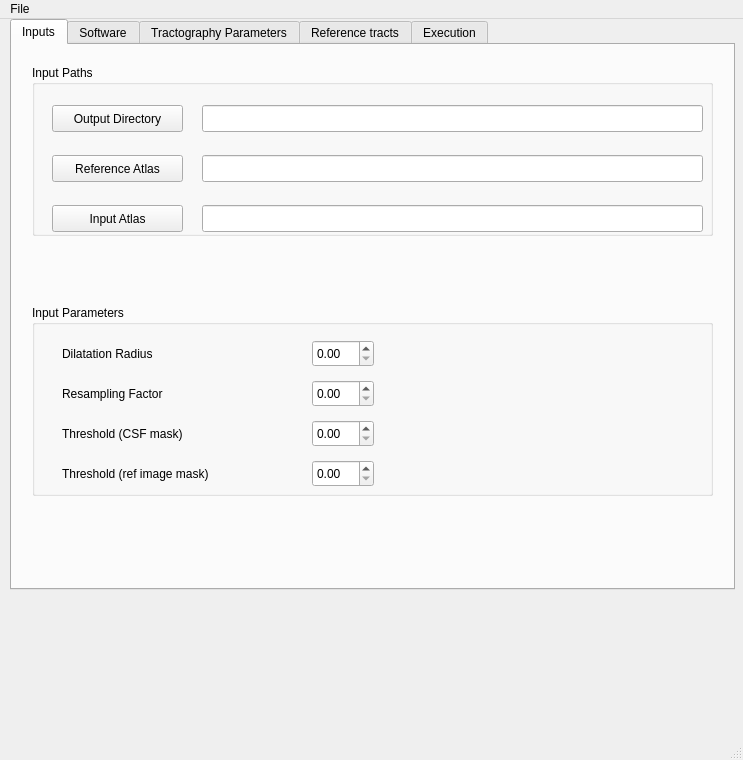
First picture: the form in AutoTract.ui, repository wendyuu/AutoTract, before the edit.
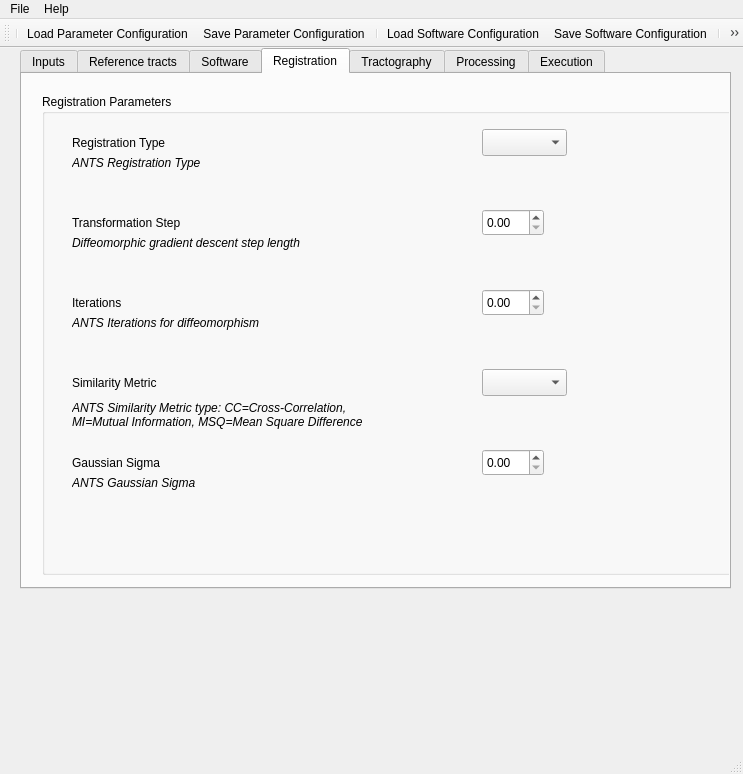
Second picture: the form after the edit. The open tabs and pages were chosen to show the change. Icons and pictures are not drawn.

Commit message: ENH: SEMMacro used to parse cli arguments. STYLE: UI tweaked (registration and process tab added) BUG: icons not displayed anymore in the UI.

```diff
--- a/AutoTract.ui
+++ b/AutoTract.ui
@@ -7,7 +7,7 @@
     <x>0</x>
     <y>0</y>
     <width>743</width>
-    <height>760</height>
+    <height>774</height>
    </rect>
   </property>
   <property name="windowTitle">
@@ -17,10 +17,10 @@
    <widget class="QTabWidget" name="tabWidget">
     <property name="geometry">
      <rect>
-      <x>10</x>
+      <x>20</x>
       <y>0</y>
-      <width>725</width>
-      <height>571</height>
+      <width>711</width>
+      <height>541</height>
      </rect>
     </property>
     <property name="currentIndex">
@@ -36,7 +36,7 @@
         <x>20</x>
         <y>20</y>
         <width>681</width>
-        <height>191</height>
+        <height>181</height>
        </rect>
       </property>
       <widget class="QGroupBox" name="input_path_groupBox">
@@ -45,7 +45,7 @@
          <x>0</x>
          <y>0</y>
          <width>681</width>
-         <height>171</height>
+         <height>181</height>
         </rect>
        </property>
        <property name="title">
@@ -56,12 +56,12 @@
          <rect>
           <x>20</x>
           <y>90</y>
-          <width>131</width>
+          <width>211</width>
           <height>27</height>
          </rect>
         </property>
         <property name="text">
-         <string>Reference Atlas</string>
+         <string>Input WM Mask (optional)</string>
         </property>
        </widget>
        <widget class="QPushButton" name="input_atlas_pushButton">
@@ -69,20 +69,20 @@
          <rect>
           <x>20</x>
           <y>140</y>
-          <width>131</width>
+          <width>211</width>
           <height>27</height>
          </rect>
         </property>
         <property name="text">
-         <string>Input Atlas</string>
+         <string>Input CSF Mask (optional)</string>
         </property>
        </widget>
        <widget class="QPushButton" name="output_dir_pushButton">
         <property name="geometry">
          <rect>
           <x>20</x>
-          <y>40</y>
-          <width>131</width>
+          <y>30</y>
+          <width>211</width>
           <height>27</height>
          </rect>
         </property>
@@ -93,146 +93,118 @@
        <widget class="QLineEdit" name="para_output_dir_lineEdit">
         <property name="geometry">
          <rect>
-          <x>170</x>
-          <y>40</y>
-          <width>501</width>
+          <x>250</x>
+          <y>30</y>
+          <width>421</width>
           <height>27</height>
          </rect>
         </property>
        </widget>
-       <widget class="QLineEdit" name="para_ref_atlas_lineEdit">
+      </widget>
+     </widget>
+    </widget>
+    <widget class="QWidget" name="reference_tracts_tab">
+     <attribute name="title">
+      <string>Reference tracts</string>
+     </attribute>
+     <widget class="QWidget" name="tracts_dir_widget" native="true">
+      <property name="geometry">
+       <rect>
+        <x>20</x>
+        <y>20</y>
+        <width>681</width>
+        <height>91</height>
+       </rect>
+      </property>
+      <widget class="QGroupBox" name="tracts_dir_groupBox">
+       <property name="geometry">
+        <rect>
+         <x>0</x>
+         <y>0</y>
+         <width>685</width>
+         <height>91</height>
+        </rect>
+       </property>
+       <property name="title">
+        <string>Reference Tracts Directory</string>
+       </property>
+       <widget class="QPushButton" name="tracts_dir_pushButton">
         <property name="geometry">
          <rect>
-          <x>170</x>
-          <y>90</y>
-          <width>501</width>
+          <x>17</x>
+          <y>40</y>
+          <width>127</width>
           <height>27</height>
          </rect>
         </property>
        </widget>
-       <widget class="QLineEdit" name="para_input_atlas_lineEdit">
+       <widget class="QLineEdit" name="para_tracts_dir_lineEdit">
         <property name="geometry">
          <rect>
-          <x>170</x>
-          <y>140</y>
-          <width>501</width>
+          <x>151</x>
+          <y>40</y>
+          <width>525</width>
           <height>27</height>
          </rect>
         </property>
        </widget>
       </widget>
      </widget>
-     <widget class="QWidget" name="input_parameters_widget" native="true">
+     <widget class="QWidget" name="ref_tracts_widget" native="true">
       <property name="geometry">
        <rect>
         <x>20</x>
-        <y>260</y>
+        <y>120</y>
         <width>681</width>
-        <height>191</height>
+        <height>371</height>
        </rect>
       </property>
-      <widget class="QGroupBox" name="input_parameters_groupBox">
+      <widget class="QGroupBox" name="ref_tracts_groupBox">
        <property name="geometry">
         <rect>
          <x>0</x>
          <y>0</y>
          <width>681</width>
-         <height>191</height>
+         <height>371</height>
         </rect>
        </property>
        <property name="title">
-        <string>Input Parameters</string>
+        <string>Reference Tracts</string>
        </property>
-       <widget class="QLabel" name="dilatation_radius_label">
+       <widget class="QListWidget" name="para_ref_tracts_listWidget">
         <property name="geometry">
          <rect>
-          <x>30</x>
-          <y>40</y>
-          <width>111</width>
-          <height>17</height>
+          <x>10</x>
+          <y>30</y>
+          <width>371</width>
+          <height>331</height>
          </rect>
         </property>
-        <property name="text">
-         <string>Dilatation Radius</string>
-        </property>
        </widget>
-       <widget class="QLabel" name="resampling_factor_label">
+       <widget class="QPushButton" name="check_all_tracts_pushButton">
         <property name="geometry">
          <rect>
-          <x>30</x>
-          <y>80</y>
-          <width>121</width>
-          <height>17</height>
+          <x>430</x>
+          <y>150</y>
+          <width>141</width>
+          <height>27</height>
          </rect>
         </property>
         <property name="text">
-         <string>Resampling Factor</string>
+         <string>Checks All Tracts</string>
         </property>
        </widget>
-       <widget class="QLabel" name="threshold_csf_label">
+       <widget class="QPushButton" name="uncheck_all_tracts_pushButton">
         <property name="geometry">
          <rect>
-          <x>30</x>
-          <y>120</y>
-          <width>151</width>
-          <height>17</height>
-         </rect>
-        </property>
-        <property name="text">
-         <string>Threshold (CSF mask)</string>
-        </property>
-       </widget>
-       <widget class="QLabel" name="threshold_ref_image_label">
-        <property name="geometry">
-         <rect>
-          <x>30</x>
-          <y>160</y>
-          <width>191</width>
-          <height>17</height>
-         </rect>
-        </property>
-        <property name="text">
-         <string>Threshold (ref image mask)</string>
-        </property>
-       </widget>
-       <widget class="QDoubleSpinBox" name="para_dilatation_radius_spinBox">
-        <property name="geometry">
-         <rect>
-          <x>280</x>
-          <y>35</y>
-          <width>62</width>
+          <x>430</x>
+          <y>220</y>
+          <width>141</width>
           <height>27</height>
          </rect>
         </property>
-       </widget>
-       <widget class="QDoubleSpinBox" name="para_resampling_factor_spinBox">
-        <property name="geometry">
-         <rect>
-          <x>280</x>
-          <y>75</y>
-          <width>62</width>
-          <height>27</height>
-         </rect>
-        </property>
-       </widget>
-       <widget class="QDoubleSpinBox" name="para_threshold_csf_spinBox">
-        <property name="geometry">
-         <rect>
-          <x>280</x>
-          <y>115</y>
-          <width>62</width>
-          <height>27</height>
-         </rect>
-        </property>
-       </widget>
-       <widget class="QDoubleSpinBox" name="para_threshold_ref_image_spinBox">
-        <property name="geometry">
-         <rect>
-          <x>280</x>
-          <y>155</y>
-          <width>62</width>
-          <height>27</height>
-         </rect>
+        <property name="text">
+         <string>Uncheck All Tracts</string>
         </property>
        </widget>
       </widget>
@@ -662,9 +634,243 @@
       </widget>
      </widget>
     </widget>
+    <widget class="QWidget" name="registration_tab">
+     <attribute name="title">
+      <string>Registration</string>
+     </attribute>
+     <widget class="QWidget" name="registration_parameters_widget" native="true">
+      <property name="geometry">
+       <rect>
+        <x>20</x>
+        <y>20</y>
+        <width>691</width>
+        <height>481</height>
+       </rect>
+      </property>
+      <widget class="QGroupBox" name="registration_parameters_groupBox">
+       <property name="geometry">
+        <rect>
+         <x>0</x>
+         <y>0</y>
+         <width>691</width>
+         <height>481</height>
+        </rect>
+       </property>
+       <property name="title">
+        <string>Registration Parameters</string>
+       </property>
+       <widget class="QLabel" name="registration_type_label">
+        <property name="geometry">
+         <rect>
+          <x>30</x>
+          <y>40</y>
+          <width>121</width>
+          <height>17</height>
+         </rect>
+        </property>
+        <property name="text">
+         <string>Registration Type</string>
+        </property>
+       </widget>
+       <widget class="QLabel" name="transformation_step_label">
+        <property name="geometry">
+         <rect>
+          <x>30</x>
+          <y>120</y>
+          <width>141</width>
+          <height>17</height>
+         </rect>
+        </property>
+        <property name="text">
+         <string>Transformation Step</string>
+        </property>
+       </widget>
+       <widget class="QLabel" name="iterations_label">
+        <property name="geometry">
+         <rect>
+          <x>30</x>
+          <y>200</y>
+          <width>71</width>
+          <height>17</height>
+         </rect>
+        </property>
+        <property name="text">
+         <string>Iterations</string>
+        </property>
+       </widget>
+       <widget class="QLabel" name="similarity_metric_label">
+        <property name="geometry">
+         <rect>
+          <x>30</x>
+          <y>280</y>
+          <width>111</width>
+          <height>17</height>
+         </rect>
+        </property>
+        <property name="text">
+         <string>Similarity Metric</string>
+        </property>
+       </widget>
+       <widget class="QLabel" name="gaussian_sigma_label">
+        <property name="geometry">
+         <rect>
+          <x>30</x>
+          <y>360</y>
+          <width>111</width>
+          <height>17</height>
+         </rect>
+        </property>
+        <property name="text">
+         <string>Gaussian Sigma</string>
+        </property>
+       </widget>
+       <widget class="QComboBox" name="para_registration_type_comboBox">
+        <property name="geometry">
+         <rect>
+          <x>440</x>
+          <y>35</y>
+          <width>85</width>
+          <height>27</height>
+         </rect>
+        </property>
+       </widget>
+       <widget class="QComboBox" name="para_similarity_metric_comboBox">
+        <property name="geometry">
+         <rect>
+          <x>440</x>
+          <y>275</y>
+          <width>85</width>
+          <height>27</height>
+         </rect>
+        </property>
+       </widget>
+       <widget class="QDoubleSpinBox" name="para_transformation_step_spinBox">
+        <property name="geometry">
+         <rect>
+          <x>440</x>
+          <y>115</y>
+          <width>62</width>
+          <height>27</height>
+         </rect>
+        </property>
+       </widget>
+       <widget class="QDoubleSpinBox" name="para_iterations_spinBox">
+        <property name="geometry">
+         <rect>
+          <x>440</x>
+          <y>195</y>
+          <width>62</width>
+          <height>27</height>
+         </rect>
+        </property>
+       </widget>
+       <widget class="QDoubleSpinBox" name="para_gaussian_sigma_spinBox">
+        <property name="geometry">
+         <rect>
+          <x>440</x>
+          <y>355</y>
+          <width>62</width>
+          <height>27</height>
+         </rect>
+        </property>
+       </widget>
+       <widget class="QLabel" name="registration_type_descr_label">
+        <property name="geometry">
+         <rect>
+          <x>30</x>
+          <y>60</y>
+          <width>161</width>
+          <height>17</height>
+         </rect>
+        </property>
+        <property name="font">
+         <font>
+          <italic>true</italic>
+         </font>
+        </property>
+        <property name="text">
+         <string>ANTS Registration Type</string>
+        </property>
+       </widget>
+       <widget class="QLabel" name="transformation_step_descr_label">
+        <property name="geometry">
+         <rect>
+          <x>30</x>
+          <y>140</y>
+          <width>291</width>
+          <height>17</height>
+         </rect>
+        </property>
+        <property name="font">
+         <font>
+          <italic>true</italic>
+         </font>
+        </property>
+        <property name="text">
+         <string>Diffeomorphic gradient descent step length</string>
+        </property>
+       </widget>
+       <widget class="QLabel" name="iterations_descr_label">
+        <property name="geometry">
+         <rect>
+          <x>30</x>
+          <y>220</y>
+          <width>231</width>
+          <height>17</height>
+         </rect>
+        </property>
+        <property name="font">
+         <font>
+          <italic>true</italic>
+         </font>
+        </property>
+        <property name="text">
+         <string>ANTS Iterations for diffeomorphism</string>
+        </property>
+       </widget>
+       <widget class="QLabel" name="similarity_metric_descr_label">
+        <property name="geometry">
+         <rect>
+          <x>30</x>
+          <y>300</y>
+          <width>411</width>
+          <height>41</height>
+         </rect>
+        </property>
+        <property name="font">
+         <font>
+          <italic>true</italic>
+         </font>
+        </property>
+        <property name="text">
+         <string>ANTS Similarity Metric type: CC=Cross-Correlation,
+MI=Mutual Information, MSQ=Mean Square Difference</string>
+        </property>
+       </widget>
+       <widget class="QLabel" name="gaussian_sigma_descr_label">
+        <property name="geometry">
+         <rect>
+          <x>30</x>
+          <y>380</y>
+          <width>171</width>
+          <height>17</height>
+         </rect>
+        </property>
+        <property name="font">
+         <font>
+          <italic>true</italic>
+         </font>
+        </property>
+        <property name="text">
+         <string>ANTS Gaussian Sigma</string>
+        </property>
+       </widget>
+      </widget>
+     </widget>
+    </widget>
     <widget class="QWidget" name="tractography_param_tab">
      <attribute name="title">
-      <string>Tractography Parameters</string>
+      <string>Tractography</string>
      </attribute>
      <widget class="QWidget" name="seed_placement_options_widget" native="true">
       <property name="geometry">
@@ -1067,9 +1273,9 @@
       </widget>
      </widget>
     </widget>
-    <widget class="QWidget" name="reference_tracts_tab">
+    <widget class="QWidget" name="processing_parameters_tab">
      <attribute name="title">
-      <string>Reference tracts</string>
+      <string>Processing</string>
      </attribute>
      <widget class="QWidget" name="tracts_dir_widget" native="true">
       <property name="geometry">
@@ -1256,9 +1462,35 @@
     <addaction name="actionLoad_Software_Configuration"/>
     <addaction name="actionSave_Software_Configuration"/>
    </widget>
+   <widget class="QMenu" name="menuHelp">
+    <property name="title">
+     <string>Help</string>
+    </property>
+    <addaction name="actionAbout"/>
+   </widget>
    <addaction name="menuFile"/>
+   <addaction name="menuHelp"/>
   </widget>
   <widget class="QStatusBar" name="statusbar"/>
+  <widget class="QToolBar" name="toolBar">
+   <property name="windowTitle">
+    <string>toolBar</string>
+   </property>
+   <attribute name="toolBarArea">
+    <enum>TopToolBarArea</enum>
+   </attribute>
+   <attribute name="toolBarBreak">
+    <bool>false</bool>
+   </attribute>
+   <addaction name="separator"/>
+   <addaction name="actionLoad_Parameter_Configuration"/>
+   <addaction name="actionSave_Parameter_Configuration"/>
+   <addaction name="separator"/>
+   <addaction name="actionLoad_Software_Configuration"/>
+   <addaction name="actionSave_Software_Configuration"/>
+   <addaction name="separator"/>
+   <addaction name="actionDisplay_Results"/>
+  </widget>
   <action name="actionLoad_Parameter_Configuration">
    <property name="text">
     <string>Load Parameter Configuration</string>
@@ -1284,6 +1516,38 @@
     <string>Save Software Configuration</string>
    </property>
   </action>
+  <action name="actionAbout">
+   <property name="text">
+    <string>About</string>
+   </property>
+  </action>
+  <action name="actionRun_Pipeline">
+   <property name="icon">
+    <iconset>
+     <normaloff>:/icons/icons/run-button.png</normaloff>:/icons/icons/run-button.png</iconset>
+   </property>
+   <property name="text">
+    <string>Run Pipeline</string>
+   </property>
+  </action>
+  <action name="actionStop_Pipeline">
+   <property name="icon">
+    <iconset>
+     <normaloff>:/icons/icons/stop-button.png</normaloff>:/icons/icons/stop-button.png</iconset>
+   </property>
+   <property name="text">
+    <string>Stop Pipeline</string>
+   </property>
+  </action>
+  <action name="actionDisplay_Results">
+   <property name="icon">
+    <iconset>
+     <normaloff>:/icons/icons/eye.png</normaloff>:/icons/icons/eye.png</iconset>
+   </property>
+   <property name="text">
+    <string>Display Results</string>
+   </property>
+  </action>
  </widget>
  <resources/>
  <connections/>
```
Left out of the diff: 550 changed lines with no effect on the pictures. The commit also changes 18 other files.
